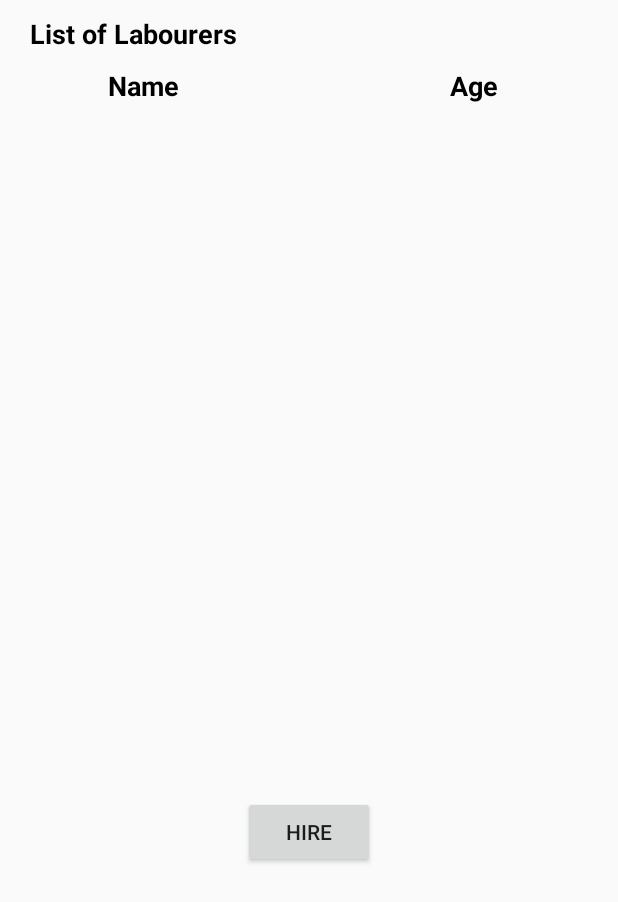
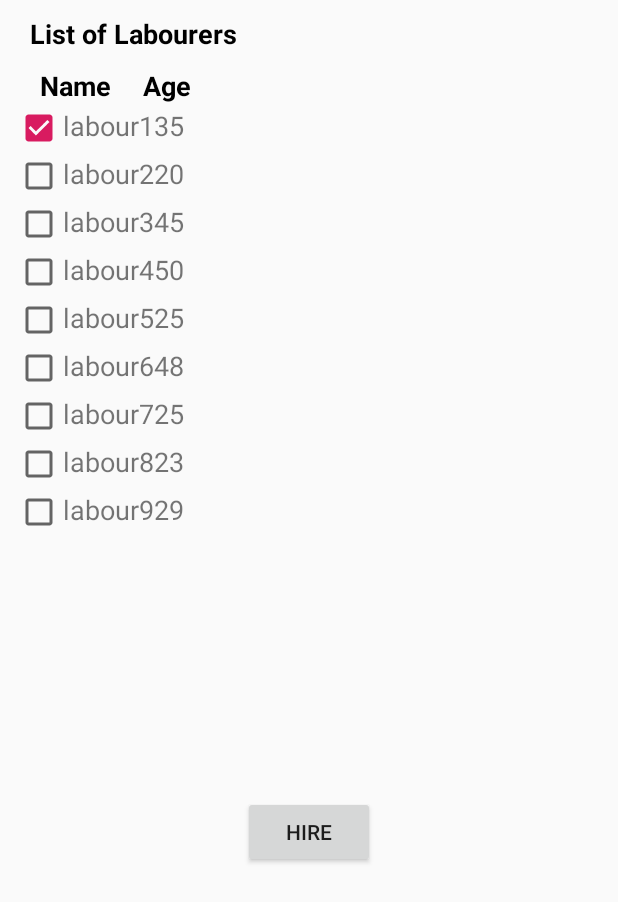
Before and after one commit to kir-aan/LabourAdda, an Android app: the Book2Activity screen opened directly, with no data from a screen before it, after a tap on "HIRE", on a phone screen of 412 x 824 dp. Shown: the top 902 px of the screen. Run offline under Robolectric (Android 15) with nearby library versions, the phone set to English and light mode, and no system bars; 1 other tap on this screen came first.

Commit message:
Recycler view with check box is added

```diff
--- a/app/src/main/java/com/vineethn7/labor/Book2Activity.java
+++ b/app/src/main/java/com/vineethn7/labor/Book2Activity.java
@@ -1,6 +1,5 @@
 package com.vineethn7.labor;
 
-import android.content.res.TypedArray;
 import android.os.Bundle;
 import android.support.v7.app.AppCompatActivity;
 import android.support.v7.widget.LinearLayoutManager;
@@ -18,7 +17,7 @@ public class Book2Activity extends AppCompatActivity
     RecyclerView recyclerView;
 
     RecyclerView.Adapter myAdapter;
-    //RecyclerView.LayoutManager layoutManager;
+    RecyclerView.LayoutManager layoutManager;
 
 
     @Override
@@ -27,49 +26,47 @@ public class Book2Activity extends AppCompatActivity
         super.onCreate(savedInstanceState);
         setContentView(R.layout.activity_book2);
 
+        people=new ArrayList<Person>();
+
         recyclerView=findViewById(R.id.list);
         btnHire=findViewById(R.id.btnHire);
-        initItems();
-        //recyclerView.setHasFixedSize(true);
 
-        /*layoutManager=new LinearLayoutManager(this);
-        recyclerView.setLayoutManager(layoutManager);*/
+
+        people.add(new Person("labour1","35",false));
+        people.add(new Person("labour2","20",false));
+        people.add(new Person("labour3","45",false));
+        people.add(new Person("labour4","50",false));
+        people.add(new Person("labour5","25",false));
+        people.add(new Person("labour6","48",false));
+        people.add(new Person("labour7","25",false));
+        people.add(new Person("labour8","23",false));
+        people.add(new Person("labour9","29",false));
+
+
+        myAdapter=new PersonAdapter(people);
+        recyclerView.setAdapter(myAdapter);
+        recyclerView.setHasFixedSize(true);
+
+        layoutManager=new LinearLayoutManager(this);
+        recyclerView.setLayoutManager(layoutManager);
 
         btnHire.setOnClickListener(new View.OnClickListener() {
             @Override
             public void onClick(View view) {
 
-                String str = "Check items:\n";
+                String data = "";
+                ArrayList<Person> people= ((PersonAdapter) myAdapter)
+                        .getPersonist();
 
-                for (int i=0; i<people.size(); i++){
-                    if (people.get(i).isChecked()){
-                        str += i + "\n";
+                for (int i = 0; i < people.size(); i++) {
+                    Person singlePerson = people.get(i);
+                    if (singlePerson.isChecked() == true) {
+
+                        data = data + "\n" + singlePerson.getName().toString();
                     }
+                    Toast.makeText(Book2Activity.this, data, Toast.LENGTH_SHORT).show();
                 }
-                Toast.makeText(Book2Activity.this, str, Toast.LENGTH_SHORT).show();
             }
         });
-
-        people=new ArrayList<Person>();
-        myAdapter=new PersonAdapter(this,people);
-
-    }
-
-    private void initItems() {
-        people=new ArrayList<Person>();
-
-        TypedArray arrayName = getResources().obtainTypedArray(R.array.namescol);
-        TypedArray arrayAge = getResources().obtainTypedArray(R.array.agecol);
-
-        for(int i=0; i<arrayAge.length(); i++){
-            String s1 = arrayName.getString(i);
-            String s2 = arrayAge.getString(i);
-            boolean b = false;
-            Person item = new Person(s1, s2, b);
-            people.add(item);
-        }
-
-        arrayName.recycle();
-        arrayAge.recycle();
     }
 }
--- a/app/src/main/java/com/vineethn7/labor/Person.java
+++ b/app/src/main/java/com/vineethn7/labor/Person.java
@@ -17,6 +17,10 @@ public class Person
         return checked;
     }
 
+    public void setChecked(boolean isChecked) {
+        this.checked = checked;
+    }
+
     public String getName()
     {
         return name;
@@ -26,6 +30,7 @@ public class Person
     {
         this.name = name;
     }
+
 
     public String getAge()
     {
--- a/app/src/main/java/com/vineethn7/labor/PersonAdapter.java
+++ b/app/src/main/java/com/vineethn7/labor/PersonAdapter.java
@@ -1,86 +1,89 @@
 package com.vineethn7.labor;
 
-import android.content.Context;
-import android.support.annotation.NonNull;
 import android.support.v7.widget.RecyclerView;
 import android.view.LayoutInflater;
 import android.view.View;
 import android.view.ViewGroup;
 import android.widget.CheckBox;
 import android.widget.TextView;
+import android.widget.Toast;
 
 import java.util.ArrayList;
 
-public class PersonAdapter extends RecyclerView.Adapter<PersonAdapter.ViewHolder> {
-    private Context context;
+public class PersonAdapter extends
+        RecyclerView.Adapter<PersonAdapter.ViewHolder> {
+
     private ArrayList<Person> people;
 
-    public PersonAdapter(Context context, ArrayList<Person> people) {
-        this.context = context;
+    public PersonAdapter(ArrayList<Person> people) {
         this.people = people;
     }
 
-    public int getCount() {
-        return people.size();
-    }
 
-    public Person getItem(int position) {
-        return people.get(position);
-    }
+    @Override
+    public PersonAdapter.ViewHolder onCreateViewHolder(ViewGroup parent, int viewType) {
+        // create a new view
+        View itemLayoutView = LayoutInflater.from(parent.getContext()).inflate(
+                R.layout.list_items, null);
 
-    public long getItemId(int position) {
-        return position;
+        // create ViewHolder
+
+        ViewHolder viewHolder = new ViewHolder(itemLayoutView);
+
+        return viewHolder;
     }
 
     @Override
-    public int getItemCount() {
-        return 0;
+    public void onBindViewHolder(ViewHolder viewHolder, int position) {
+
+        final int pos = position;
+
+        viewHolder.tvName.setText(people.get(position).getName());
+
+        viewHolder.tvAge.setText(people.get(position).getAge());
+
+        viewHolder.checkBox.setChecked(people.get(position).isChecked());
+
+        viewHolder.checkBox.setTag(people.get(position));
+
+
+        viewHolder.checkBox.setOnClickListener(new View.OnClickListener() {
+            public void onClick(View v) {
+                CheckBox cb = (CheckBox) v;
+                Person contact = (Person) cb.getTag();
+
+                contact.setChecked(cb.isChecked());
+                people.get(pos).setChecked(cb.isChecked());
+
+                Toast.makeText(
+                        v.getContext(),
+                        "Clicked on Checkbox: " + cb.getText() + " is "
+                                + cb.isChecked(), Toast.LENGTH_LONG).show();
+            }
+        });
+
     }
 
-    public boolean isChecked(int position) {
-        return people.get(position).checked;
+
+    @Override
+    public int getItemCount() {
+        return people.size();
     }
 
     public class ViewHolder extends RecyclerView.ViewHolder {
         CheckBox checkBox;
         TextView tvName, tvAge;
 
-        public ViewHolder(@NonNull View itemView) {
+        public ViewHolder(View itemView) {
             super(itemView);
 
-            tvName = itemView.findViewById(R.id.tvName);
-            tvAge = itemView.findViewById(R.id.tvAge);
-
-            itemView.setOnClickListener(new View.OnClickListener() {
-                @Override
-                public void onClick(View view) {
-
-                }
-            });
-        }
-    }
-
-    @NonNull
-    @Override
-    public PersonAdapter.ViewHolder onCreateViewHolder(@NonNull ViewGroup viewGroup, int i) {
-
-        View v = LayoutInflater.from(viewGroup.getContext()).inflate(R.layout.list_items, viewGroup, false);
-        return new ViewHolder(v);
-    }
-
-    @Override
-    public void onBindViewHolder(@NonNull PersonAdapter.ViewHolder viewHolder, int i) {
-        try {
-            viewHolder.itemView.setTag(people.get(i));
-            viewHolder.checkBox.setChecked(people.get(i).checked);
-            viewHolder.tvName.setText(people.get(i).getName());
-            viewHolder.tvAge.setText(people.get(i).getAge());
-            viewHolder.checkBox.setTag(i);
-            viewHolder.checkBox.setChecked(isChecked(i));
-
-        }catch (Exception e)
-        {
+            tvName = (TextView) itemView.findViewById(R.id.tvName);
+            tvAge = (TextView) itemView.findViewById(R.id.tvAge);
+            checkBox = (CheckBox) itemView.findViewById(R.id.cbSelectLabour);
 
         }
     }
+    public ArrayList<Person> getPersonist() {
+        return people;
+    }
 }
--- a/app/src/main/res/layout/activity_book2.xml
+++ b/app/src/main/res/layout/activity_book2.xml
@@ -32,7 +32,7 @@
             android:id="@+id/tvNameCol"
             android:layout_width="0dp"
             android:layout_height="wrap_content"
-            android:layout_marginRight="30dp"
+            android:layout_marginRight="0dp"
             android:layout_weight="1"
             android:gravity="center_horizontal"
             android:text="@string/name"
@@ -44,7 +44,8 @@
             android:id="@+id/tvAgeCol"
             android:layout_width="0dp"
             android:layout_height="wrap_content"
-            android:layout_marginLeft="40dp"
+            android:layout_marginLeft="0dp"
+            android:layout_marginRight="250dp"
             android:layout_weight="1"
             android:gravity="center_horizontal"
             android:text="@string/age"
--- a/app/src/main/res/layout/list_items.xml
+++ b/app/src/main/res/layout/list_items.xml
@@ -8,7 +8,8 @@
         android:id="@+id/cbSelectLabour"
         android:layout_width="0dp"
         android:layout_height="wrap_content"
-        android:layout_weight="0.5"
+        android:layout_marginLeft="10dp"
+        android:layout_weight="1.2"
         android:visibility="visible"
         tools:visibility="visible" />
 
```
